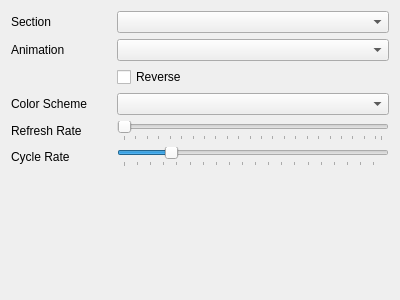
8bitbuddhist/PixelMaestro, file gui/widget/maestrocontrol.ui: the form before one commit.
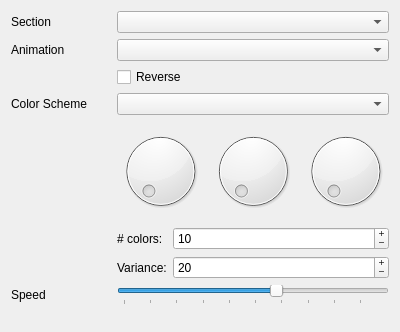
The form after the commit.

```diff
--- a/gui/widget/maestrocontrol.ui
+++ b/gui/widget/maestrocontrol.ui
@@ -7,9 +7,15 @@
     <x>0</x>
     <y>0</y>
     <width>400</width>
-    <height>300</height>
+    <height>332</height>
    </rect>
   </property>
+  <property name="sizePolicy">
+   <sizepolicy hsizetype="Ignored" vsizetype="Ignored">
+    <horstretch>0</horstretch>
+    <verstretch>0</verstretch>
+   </sizepolicy>
+  </property>
   <property name="windowTitle">
    <string>Form</string>
   </property>
@@ -98,43 +104,111 @@
        </property>
       </widget>
      </item>
-     <item row="4" column="0">
-      <widget class="QLabel" name="refreshLabel">
-       <property name="minimumSize">
-        <size>
-         <width>100</width>
-         <height>0</height>
-        </size>
-       </property>
-       <property name="text">
-        <string>Refresh Rate</string>
-       </property>
-      </widget>
-     </item>
      <item row="4" column="1">
-      <widget class="QSlider" name="refreshSlider">
-       <property name="minimum">
-        <number>5</number>
-       </property>
-       <property name="maximum">
-        <number>50</number>
-       </property>
-       <property name="pageStep">
-        <number>8</number>
-       </property>
-       <property name="orientation">
-        <enum>Qt::Horizontal</enum>
-       </property>
-       <property name="invertedAppearance">
-        <bool>false</bool>
-       </property>
-       <property name="tickPosition">
-        <enum>QSlider::TicksBelow</enum>
-       </property>
-       <property name="tickInterval">
-        <number>2</number>
-       </property>
-      </widget>
+      <layout class="QVBoxLayout" name="customColorLayout">
+       <item>
+        <layout class="QHBoxLayout" name="colorDialLayout">
+         <item>
+          <widget class="QDial" name="redDial">
+           <property name="styleSheet">
+            <string notr="true">color: rgb(255, 0, 0);</string>
+           </property>
+           <property name="maximum">
+            <number>255</number>
+           </property>
+           <property name="invertedControls">
+            <bool>false</bool>
+           </property>
+          </widget>
+         </item>
+         <item>
+          <widget class="QDial" name="greenDial">
+           <property name="styleSheet">
+            <string notr="true">color: rgb(0, 255, 0);</string>
+           </property>
+           <property name="maximum">
+            <number>255</number>
+           </property>
+          </widget>
+         </item>
+         <item>
+          <widget class="QDial" name="blueDial">
+           <property name="styleSheet">
+            <string notr="true">color: rgb(0, 0, 255);</string>
+           </property>
+           <property name="maximum">
+            <number>255</number>
+           </property>
+          </widget>
+         </item>
+        </layout>
+       </item>
+       <item>
+        <layout class="QFormLayout" name="colorParamLayout">
+         <item row="0" column="0">
+          <widget class="QLabel" name="numColorsLabel">
+           <property name="minimumSize">
+            <size>
+             <width>50</width>
+             <height>0</height>
+            </size>
+           </property>
+           <property name="text">
+            <string># colors:</string>
+           </property>
+          </widget>
+         </item>
+         <item row="0" column="1">
+          <widget class="QSpinBox" name="numColorsSpinBox">
+           <property name="readOnly">
+            <bool>false</bool>
+           </property>
+           <property name="buttonSymbols">
+            <enum>QAbstractSpinBox::PlusMinus</enum>
+           </property>
+           <property name="minimum">
+            <number>1</number>
+           </property>
+           <property name="value">
+            <number>10</number>
+           </property>
+          </widget>
+         </item>
+         <item row="1" column="0">
+          <widget class="QLabel" name="thresholdLabel">
+           <property name="minimumSize">
+            <size>
+             <width>50</width>
+             <height>0</height>
+            </size>
+           </property>
+           <property name="text">
+            <string>Variance:</string>
+           </property>
+          </widget>
+         </item>
+         <item row="1" column="1">
+          <widget class="QSpinBox" name="thresholdSpinBox">
+           <property name="buttonSymbols">
+            <enum>QAbstractSpinBox::PlusMinus</enum>
+           </property>
+           <property name="minimum">
+            <number>1</number>
+           </property>
+           <property name="maximum">
+            <number>255</number>
+           </property>
+           <property name="singleStep">
+            <number>5</number>
+           </property>
+           <property name="value">
+            <number>20</number>
+           </property>
+          </widget>
+         </item>
+        </layout>
+       </item>
+      </layout>
      </item>
      <item row="5" column="0">
       <widget class="QLabel" name="cycleLabel">
@@ -145,27 +219,33 @@
         </size>
        </property>
        <property name="text">
-        <string>Cycle Rate</string>
+        <string>Speed</string>
        </property>
       </widget>
      </item>
      <item row="5" column="1">
       <widget class="QSlider" name="cycleSlider">
        <property name="minimum">
-        <number>20</number>
+        <number>10</number>
        </property>
        <property name="maximum">
-        <number>1000</number>
+        <number>500</number>
        </property>
        <property name="singleStep">
         <number>5</number>
        </property>
        <property name="value">
-        <number>200</number>
+        <number>300</number>
        </property>
        <property name="orientation">
         <enum>Qt::Horizontal</enum>
        </property>
+       <property name="invertedAppearance">
+        <bool>false</bool>
+       </property>
+       <property name="invertedControls">
+        <bool>false</bool>
+       </property>
        <property name="tickPosition">
         <enum>QSlider::TicksBelow</enum>
        </property>
```
